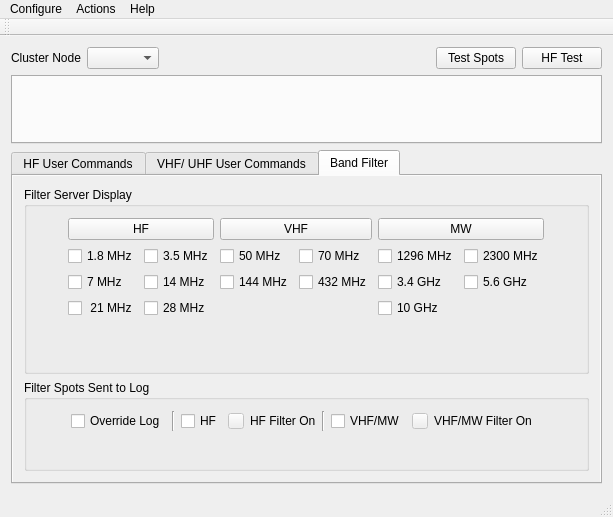
Rsclub22/Minos2-Mirror, file mqt/MqtCluster/clustermainwindow.ui: the form before one commit.
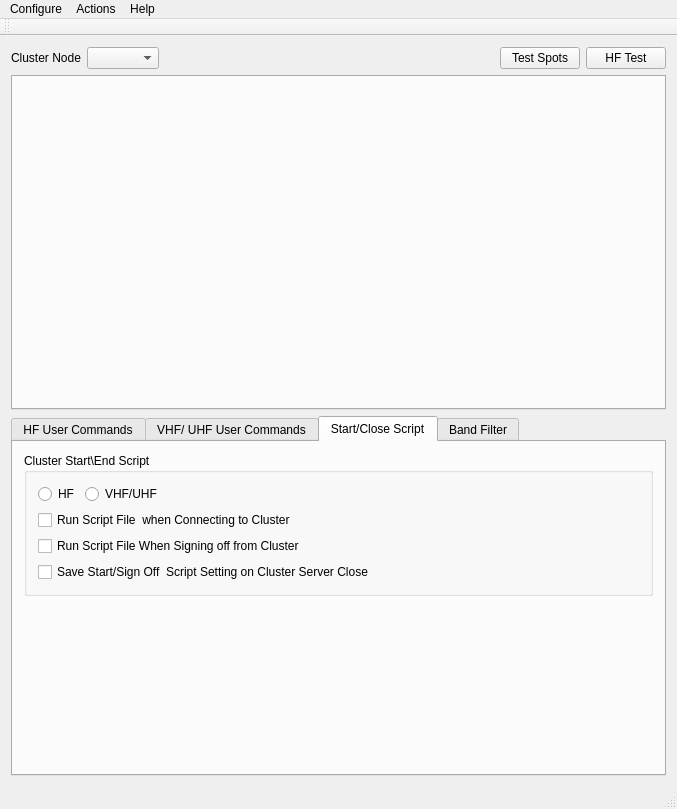
The form after the commit. The open tabs and pages were chosen to show the change. Custom widgets are drawn as their Qt base class.

Commit message: move some cluster settings from setupdialog to mainwindow

The edit to the form file:
```diff
--- a/mqt/MqtCluster/clustermainwindow.ui
+++ b/mqt/MqtCluster/clustermainwindow.ui
@@ -6,15 +6,15 @@
    <rect>
     <x>0</x>
     <y>0</y>
-    <width>613</width>
-    <height>517</height>
+    <width>677</width>
+    <height>809</height>
    </rect>
   </property>
   <property name="windowTitle">
    <string>Minos Cluster Client</string>
   </property>
   <widget class="QWidget" name="centralWidget">
-   <layout class="QVBoxLayout" name="verticalLayout_9">
+   <layout class="QVBoxLayout" name="verticalLayout_14">
     <item>
      <layout class="QHBoxLayout" name="horizontalLayout_4">
       <item>
@@ -87,7 +87,7 @@
        <bool>true</bool>
       </property>
       <property name="currentIndex">
-       <number>2</number>
+       <number>3</number>
       </property>
       <widget class="QWidget" name="hfUserCommands">
        <property name="autoFillBackground">
@@ -98,6 +98,8 @@
        </attribute>
        <layout class="QHBoxLayout" name="horizontalLayout_12">
         <item>
+         <layout class="QVBoxLayout" name="verticalLayout_9">
+          <item>
          <layout class="QGridLayout" name="gridLayout_2">
           <item row="0" column="0">
            <widget class="QToolButton" name="hfSendButton0">
@@ -106,34 +108,6 @@
             </property>
            </widget>
           </item>
-          <item row="0" column="4">
-           <widget class="QToolButton" name="hfSendButton4">
-            <property name="text">
-             <string>...</string>
-            </property>
-           </widget>
-          </item>
-          <item row="0" column="1">
-           <widget class="QToolButton" name="hfSendButton1">
-            <property name="text">
-             <string>...</string>
-            </property>
-           </widget>
-          </item>
-          <item row="0" column="2">
-           <widget class="QToolButton" name="hfSendButton2">
-            <property name="text">
-             <string>...</string>
-            </property>
-           </widget>
-          </item>
-          <item row="1" column="1">
-           <widget class="QToolButton" name="hfSendButton6">
-            <property name="text">
-             <string>...</string>
-            </property>
-           </widget>
-          </item>
           <item row="1" column="2">
            <widget class="QToolButton" name="hfSendButton7">
             <property name="text">
@@ -148,6 +122,41 @@
             </property>
            </widget>
           </item>
+            <item row="1" column="1">
+             <widget class="QToolButton" name="hfSendButton6">
+              <property name="text">
+               <string>...</string>
+              </property>
+             </widget>
+            </item>
+            <item row="0" column="2">
+             <widget class="QToolButton" name="hfSendButton2">
+              <property name="text">
+               <string>...</string>
+              </property>
+             </widget>
+            </item>
+            <item row="0" column="1">
+             <widget class="QToolButton" name="hfSendButton1">
+              <property name="text">
+               <string>...</string>
+              </property>
+             </widget>
+            </item>
+            <item row="1" column="3">
+             <widget class="QToolButton" name="hfSendButton8">
+              <property name="text">
+               <string>...</string>
+              </property>
+             </widget>
+            </item>
+            <item row="0" column="4">
+             <widget class="QToolButton" name="hfSendButton4">
+              <property name="text">
+               <string>...</string>
+              </property>
+             </widget>
+            </item>
           <item row="0" column="3">
            <widget class="QToolButton" name="hfSendButton3">
             <property name="text">
@@ -162,12 +171,20 @@
             </property>
            </widget>
           </item>
-          <item row="1" column="3">
-           <widget class="QToolButton" name="hfSendButton8">
-            <property name="text">
-             <string>...</string>
+           </layout>
+          </item>
+          <item>
+           <spacer name="verticalSpacer_5">
+            <property name="orientation">
+             <enum>Qt::Vertical</enum>
             </property>
-           </widget>
+            <property name="sizeHint" stdset="0">
+             <size>
+              <width>20</width>
+              <height>40</height>
+             </size>
+            </property>
+           </spacer>
           </item>
          </layout>
         </item>
@@ -182,6 +199,8 @@
        </attribute>
        <layout class="QHBoxLayout" name="horizontalLayout_11">
         <item>
+         <layout class="QVBoxLayout" name="verticalLayout_11">
+          <item>
          <layout class="QGridLayout" name="gridLayout">
           <item row="0" column="0">
            <widget class="QToolButton" name="vhfUhfSendButton0">
@@ -255,6 +274,144 @@
           </item>
          </layout>
         </item>
+          <item>
+           <spacer name="verticalSpacer_6">
+            <property name="orientation">
+             <enum>Qt::Vertical</enum>
+            </property>
+            <property name="sizeHint" stdset="0">
+             <size>
+              <width>20</width>
+              <height>40</height>
+             </size>
+            </property>
+           </spacer>
+          </item>
+         </layout>
+        </item>
+       </layout>
+      </widget>
+      <widget class="QWidget" name="startCloseFileTab">
+       <attribute name="title">
+        <string>Start/Close Script</string>
+       </attribute>
+       <layout class="QVBoxLayout" name="verticalLayout_10">
+        <item>
+         <widget class="QGroupBox" name="groupBox_3">
+          <property name="title">
+           <string>Cluster Start\End Script</string>
+          </property>
+          <layout class="QHBoxLayout" name="horizontalLayout_18">
+           <item>
+            <layout class="QVBoxLayout" name="verticalLayout_13">
+             <item>
+              <layout class="QHBoxLayout" name="horizontalLayout_17">
+               <item>
+                <widget class="QRadioButton" name="hfScriptRadioButton">
+                 <property name="text">
+                  <string>HF</string>
+                 </property>
+                </widget>
+               </item>
+               <item>
+                <widget class="QRadioButton" name="vhfScriptRadioButton">
+                 <property name="text">
+                  <string>VHF/UHF</string>
+                 </property>
+                </widget>
+               </item>
+               <item>
+                <spacer name="horizontalSpacer_10">
+                 <property name="orientation">
+                  <enum>Qt::Horizontal</enum>
+                 </property>
+                 <property name="sizeHint" stdset="0">
+                  <size>
+                   <width>40</width>
+                   <height>20</height>
+                  </size>
+                 </property>
+                </spacer>
+               </item>
+              </layout>
+             </item>
+             <item>
+              <layout class="QVBoxLayout" name="verticalLayout_12">
+               <item>
+                <layout class="QHBoxLayout" name="horizontalLayout_20">
+                 <item>
+                  <widget class="QCheckBox" name="runStartCmdFileChkBox">
+                   <property name="text">
+                    <string>Run Script File  when Connecting to Cluster</string>
+                   </property>
+                  </widget>
+                 </item>
+                 <item>
+                  <spacer name="horizontalSpacer_12">
+                   <property name="orientation">
+                    <enum>Qt::Horizontal</enum>
+                   </property>
+                   <property name="sizeHint" stdset="0">
+                    <size>
+                     <width>40</width>
+                     <height>20</height>
+                    </size>
+                   </property>
+                  </spacer>
+                 </item>
+                </layout>
+               </item>
+               <item>
+                <layout class="QHBoxLayout" name="horizontalLayout_23">
+                 <item>
+                  <widget class="QCheckBox" name="runEndCmdFileChkBox">
+                   <property name="text">
+                    <string>Run Script File When Signing off from Cluster</string>
+                   </property>
+                  </widget>
+                 </item>
+                 <item>
+                  <spacer name="horizontalSpacer_11">
+                   <property name="orientation">
+                    <enum>Qt::Horizontal</enum>
+                   </property>
+                   <property name="sizeHint" stdset="0">
+                    <size>
+                     <width>40</width>
+                     <height>20</height>
+                    </size>
+                   </property>
+                  </spacer>
+                 </item>
+                </layout>
+               </item>
+              </layout>
+             </item>
+             <item>
+              <widget class="QCheckBox" name="saveStartSciptCheckBox">
+               <property name="text">
+                <string>Save Start/Sign Off  Script Setting on Cluster Server Close</string>
+               </property>
+              </widget>
+             </item>
+            </layout>
+           </item>
+          </layout>
+         </widget>
+        </item>
+        <item>
+         <spacer name="verticalSpacer_4">
+          <property name="orientation">
+           <enum>Qt::Vertical</enum>
+          </property>
+          <property name="sizeHint" stdset="0">
+           <size>
+            <width>20</width>
+            <height>40</height>
+           </size>
+          </property>
+         </spacer>
+        </item>
        </layout>
       </widget>
       <widget class="QWidget" name="bandFilter">
@@ -350,7 +507,7 @@
                 </layout>
                </item>
                <item>
-                <spacer name="verticalSpacer_2">
+                <spacer name="verticalSpacer_3">
                  <property name="orientation">
                   <enum>Qt::Vertical</enum>
                  </property>
@@ -411,10 +568,8 @@
                    </item>
                   </layout>
                  </item>
-                </layout>
-               </item>
                <item>
-                <spacer name="verticalSpacer">
+                  <spacer name="verticalSpacer_2">
                  <property name="orientation">
                   <enum>Qt::Vertical</enum>
                  </property>
@@ -425,6 +580,8 @@
                   </size>
                  </property>
                 </spacer>
+                 </item>
+                </layout>
                </item>
               </layout>
              </item>
@@ -498,7 +655,7 @@
                 </layout>
                </item>
                <item>
-                <spacer name="verticalSpacer_3">
+                <spacer name="verticalSpacer">
                  <property name="orientation">
                   <enum>Qt::Vertical</enum>
                  </property>
@@ -715,6 +872,13 @@
           </layout>
          </widget>
         </item>
+        <item>
+         <widget class="QCheckBox" name="saveBandFilterSettingChkBox">
+          <property name="text">
+           <string>Save Band Filter Settings on Cluster Server Close</string>
+          </property>
+         </widget>
+        </item>
        </layout>
       </widget>
      </widget>
@@ -726,7 +890,7 @@
     <rect>
      <x>0</x>
      <y>0</y>
-     <width>613</width>
+     <width>677</width>
      <height>21</height>
     </rect>
    </property>
```
Lines whose indentation alone changed are shown as unchanged. The commit also changes 6 other files.
